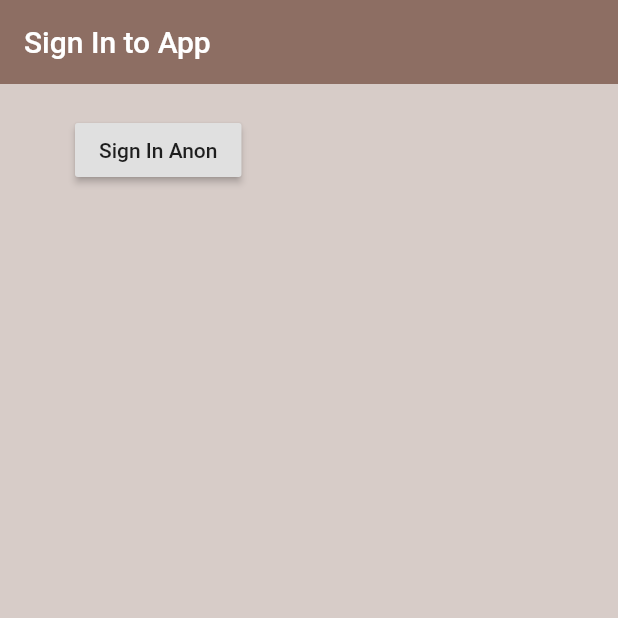
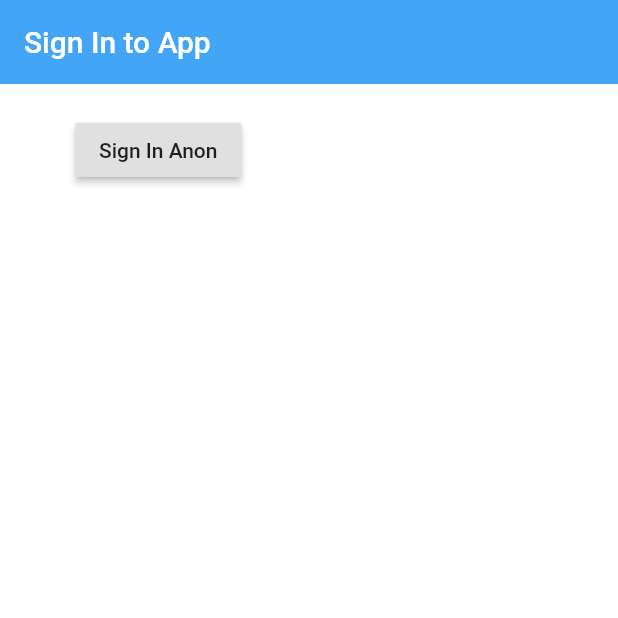
Before and after one commit to JustGinger888/flutter_basics, a Flutter app: the screen it shows after launch, on a phone screen of 412 x 824 dp, the top half of it. Run offline on Flutter 3.47's test engine with Material 2 defaults, Android fonts, the phone set to English and light mode, and no system bars; our stand-ins replace firebase_auth; accounts and stored records are empty.

Commit message:
Page switch

```diff
--- a/firebase_flutter/lib/main.dart
+++ b/firebase_flutter/lib/main.dart
@@ -1,5 +1,8 @@
+import 'package:firebase_flutter/models/user.dart';
 import 'package:firebase_flutter/screens/wrapper.dart';
+import 'package:firebase_flutter/services/auth.dart';
 import 'package:flutter/material.dart';
+import 'package:provider/provider.dart';
 
 void main() {
   runApp(MyApp());
@@ -9,6 +12,11 @@ class MyApp extends StatelessWidget {
   // This widget is the root of your application.
   @override
   Widget build(BuildContext context) {
-    return MaterialApp(home: Wrapper());
+    return StreamProvider<User>.value(
+      value: AuthService().user,
+      child: MaterialApp(
+        home: Wrapper(),
+      ),
+    );
   }
 }
--- a/firebase_flutter/lib/screens/authenticate/signIn.dart
+++ b/firebase_flutter/lib/screens/authenticate/signIn.dart
@@ -12,9 +12,9 @@ class _SignInState extends State<SignIn> {
   @override
   Widget build(BuildContext context) {
     return Scaffold(
-      backgroundColor: Colors.brown[100],
+      backgroundColor: Colors.white,
       appBar: AppBar(
-        backgroundColor: Colors.brown[400],
+        backgroundColor: Colors.blue[400],
         elevation: 0.0,
         title: Text('Sign In to App'),
       ),
--- a/firebase_flutter/lib/screens/wrapper.dart
+++ b/firebase_flutter/lib/screens/wrapper.dart
@@ -1,11 +1,19 @@
+import 'package:firebase_flutter/models/user.dart';
 import 'package:firebase_flutter/screens/authenticate/authenticate.dart';
 import 'package:firebase_flutter/screens/home/home.dart';
 import 'package:flutter/material.dart';
+import 'package:provider/provider.dart';
 
 class Wrapper extends StatelessWidget {
   @override
   Widget build(BuildContext context) {
+    final user = Provider.of<User>(context);
+
     // return Home or Authenticate widget
-    return Authenticate();
+    if (user == null) {
+      return Authenticate();
+    } else {
+      return Home();
+    }
   }
 }
--- a/firebase_flutter/pubspec.yaml
+++ b/firebase_flutter/pubspec.yaml
@@ -30,6 +30,7 @@ dependencies:
   cupertino_icons: ^0.1.3
   firebase_auth: ^0.16.1
   cloud_firestore: ^0.13.7
+  provider: ^4.3.1
 
 dev_dependencies:
   flutter_test:
```
Also changed, not shown: firebase_flutter/lib/screens/home/home.dart (+20 -2 lines), firebase_flutter/lib/services/auth.dart (+13 -7 lines), firebase_flutter/pubspec.lock.
